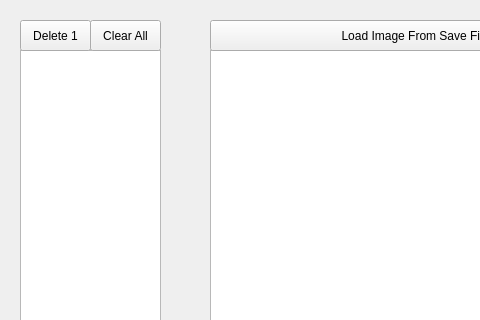
Qt form src/ColonyCounter/form.ui (Andrewmh71/colony-capstone) before a commit; both pictures show x 0 to 480 and y 0 to 320 of the 1224 by 601 pixel window.
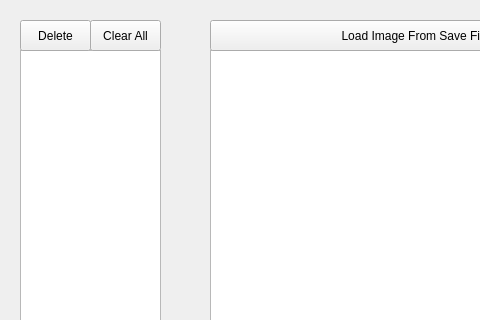
The same form after that commit.

Patch:
```diff
--- a/src/ColonyCounter/form.ui
+++ b/src/ColonyCounter/form.ui
@@ -122,7 +122,7 @@
      </rect>
     </property>
     <property name="text">
-     <string>Delete 1</string>
+     <string>Delete</string>
     </property>
    </widget>
    <widget class="QWidget" name="centralwidget_2" native="true">
```
